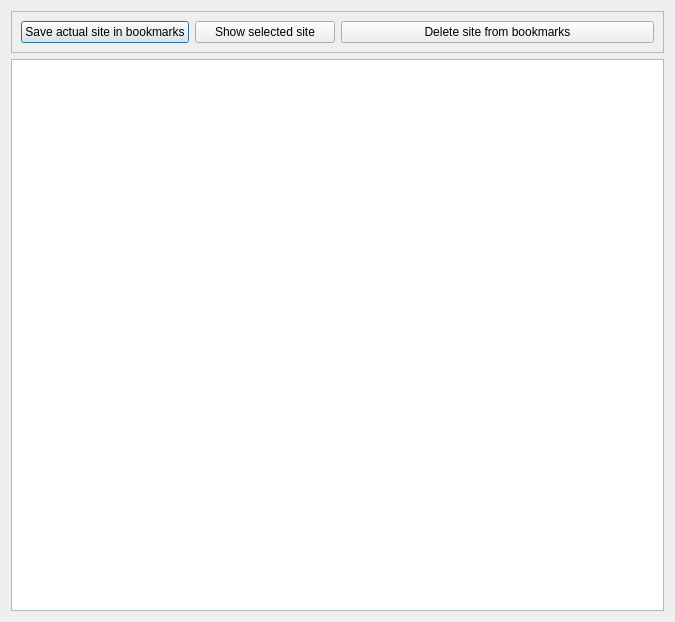
The window that pordb_bookmarks.ui (hwmay/pordb) describes before a commit, drawn with Qt 5.
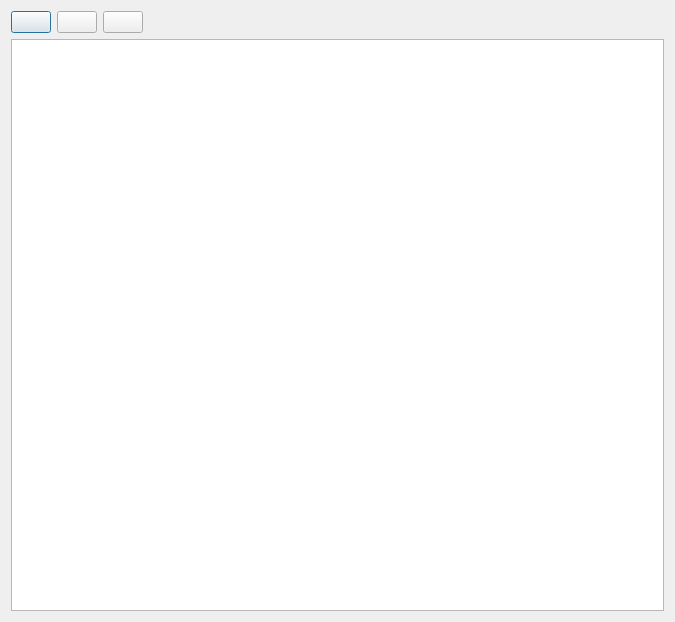
The same window after the commit. Icons and pictures are not drawn.

Commit message: Bookmarks: UI reworked

Diff of the .ui file:
```diff
--- a/pordb_bookmarks.ui
+++ b/pordb_bookmarks.ui
@@ -17,45 +17,67 @@
    <iconset>
     <normaloff>pypordb/8027068_splash.png</normaloff>pypordb/8027068_splash.png</iconset>
   </property>
-  <layout class="QHBoxLayout" name="horizontalLayout_3">
-   <item>
+  <layout class="QGridLayout" name="gridLayout">
+   <item row="0" column="0">
     <layout class="QVBoxLayout" name="verticalLayout">
      <item>
-      <widget class="QFrame" name="frame">
-       <property name="frameShape">
-        <enum>QFrame::StyledPanel</enum>
-       </property>
-       <property name="frameShadow">
-        <enum>QFrame::Raised</enum>
-       </property>
-       <layout class="QHBoxLayout" name="horizontalLayout_2">
-        <item>
          <layout class="QHBoxLayout" name="horizontalLayout">
           <item>
            <widget class="QPushButton" name="pushButtonSpeichern">
-            <property name="text">
+         <property name="toolTip">
              <string>Save actual site in bookmarks</string>
             </property>
+         <property name="text">
+          <string/>
+         </property>
+         <property name="icon">
+          <iconset>
+           <normaloff>pypordb/media-floppy.png</normaloff>pypordb/media-floppy.png</iconset>
+         </property>
            </widget>
           </item>
           <item>
            <widget class="QPushButton" name="pushButtonAnzeigen">
-            <property name="text">
+         <property name="toolTip">
              <string>Show selected site</string>
             </property>
-           </widget>
-          </item>
-         </layout>
+         <property name="text">
+          <string/>
+         </property>
+         <property name="icon">
+          <iconset>
+           <normaloff>pypordb/appointment-recurring.png</normaloff>pypordb/appointment-recurring.png</iconset>
+         </property>
+        </widget>
         </item>
         <item>
          <widget class="QPushButton" name="pushButtonLoeschen">
-          <property name="text">
+         <property name="toolTip">
            <string>Delete site from bookmarks</string>
           </property>
-         </widget>
-        </item>
-       </layout>
-      </widget>
+         <property name="text">
+          <string/>
+         </property>
+         <property name="icon">
+          <iconset>
+           <normaloff>pypordb/user-trash.png</normaloff>pypordb/user-trash.png</iconset>
+         </property>
+        </widget>
+       </item>
+       <item>
+        <spacer name="horizontalSpacer">
+         <property name="orientation">
+          <enum>Qt::Horizontal</enum>
+         </property>
+         <property name="sizeHint" stdset="0">
+          <size>
+           <width>40</width>
+           <height>20</height>
+          </size>
+         </property>
+        </spacer>
+       </item>
+      </layout>
      </item>
      <item>
       <widget class="QTableWidget" name="tableWidgetBookmarks">
```
Lines whose indentation alone changed are shown as unchanged. The commit also changes 1 other file.
